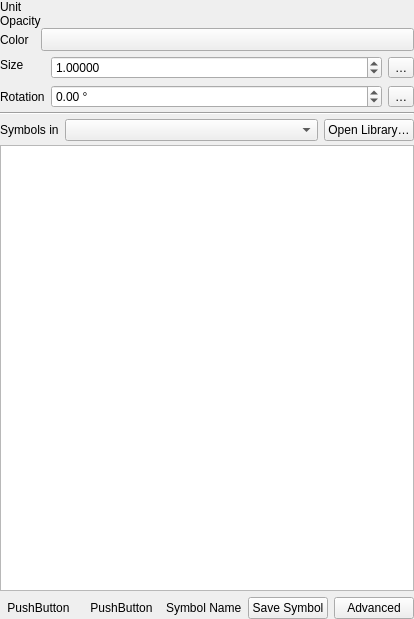
Old version of the form src/ui/symbollayer/widget_symbolslist.ui in the repository qgis/QGIS.
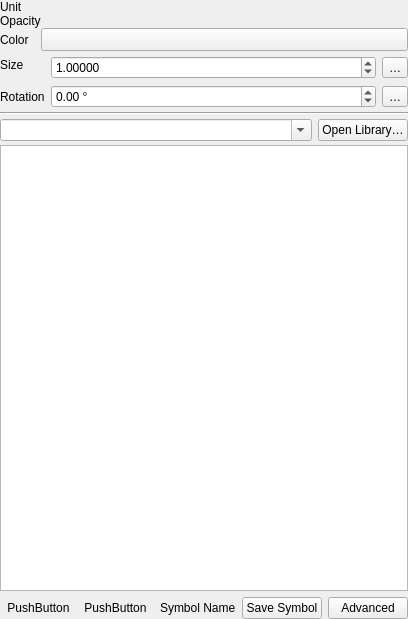
New version of the form. Icons and pictures are not drawn. Custom widgets are drawn as their Qt base class.

Commit message:
[FEATURE][ux] Use a filter line edit in symbol list tag combo
This allows both filtering by selecting existing tags, and also
free-form text searches

Patch:
```diff
--- a/src/ui/symbollayer/widget_symbolslist.ui
+++ b/src/ui/symbollayer/widget_symbolslist.ui
@@ -41,13 +41,6 @@
      <property name="spacing">
       <number>6</number>
      </property>
-     <item>
-      <widget class="QLabel" name="label">
-       <property name="text">
-        <string>Symbols in</string>
-       </property>
-      </widget>
-     </item>
      <item>
       <widget class="QComboBox" name="groupsCombo">
        <property name="sizePolicy">
@@ -63,7 +56,7 @@
         </size>
        </property>
        <property name="editable">
-        <bool>false</bool>
+        <bool>true</bool>
        </property>
       </widget>
      </item>
@@ -164,6 +157,14 @@
       <number>2</number>
      </property>
      <item>
+      <layout class="QHBoxLayout" name="horizontalLayout_7">
+       <property name="spacing">
+        <number>0</number>
+       </property>
+       <property name="rightMargin">
+        <number>0</number>
+       </property>
+       <item>
       <widget class="QToolButton" name="mButtonIconView">
        <property name="toolTip">
         <string>Icon View</string>
@@ -208,6 +209,8 @@
         <string notr="true">buttonGroup</string>
        </attribute>
       </widget>
+       </item>
+      </layout>
      </item>
      <item>
       <widget class="QLabel" name="lblSymbolName">
```
Left out of the diff: 3 changed lines with no effect on the pictures. Lines whose indentation alone changed are shown as unchanged. The commit also changes 2 other files.
